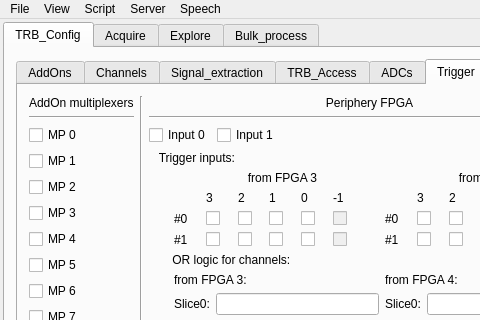
This is GUI/mainwindow.ui in andrmor/TRB3reader as Qt 5 draws it before an edit; both pictures show x 0 to 480 and y 0 to 320 of the 784 by 833 pixel window. The edited form follows.
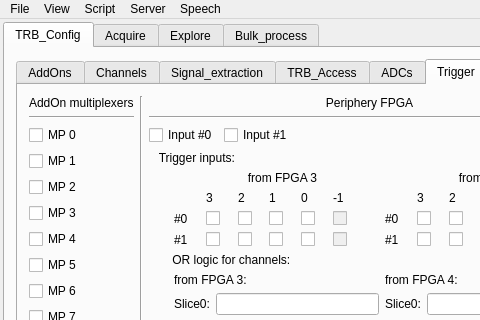
This is the edited form. The open tabs and pages were chosen to show the change.

What changed in the file:
```diff
--- a/GUI/mainwindow.ui
+++ b/GUI/mainwindow.ui
@@ -2425,14 +2425,14 @@
                   <item>
                    <widget class="QCheckBox" name="cbPeripheryFPGA0">
                     <property name="text">
-                     <string>Input 0</string>
+                     <string>Input #0</string>
                     </property>
                    </widget>
                   </item>
                   <item>
                    <widget class="QCheckBox" name="cbPeripheryFPGA1">
                     <property name="text">
-                     <string>Input 1</string>
+                     <string>Input #1</string>
                     </property>
                    </widget>
                   </item>
```
Left out of the diff: 307 changed lines with no effect on the pictures.
